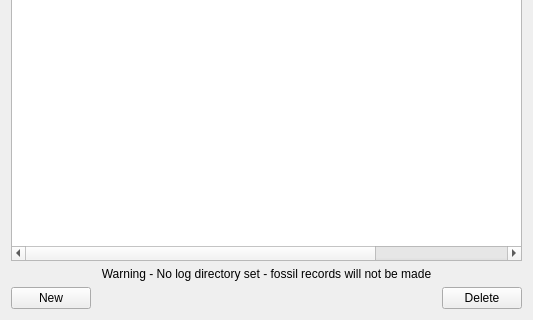
The window that fossrecwidget.ui (marksutton/EvoSim) describes before a commit, drawn with Qt 5; both pictures show x 0 to 533 and y 211 to 531 of the 533 by 531 pixel window.
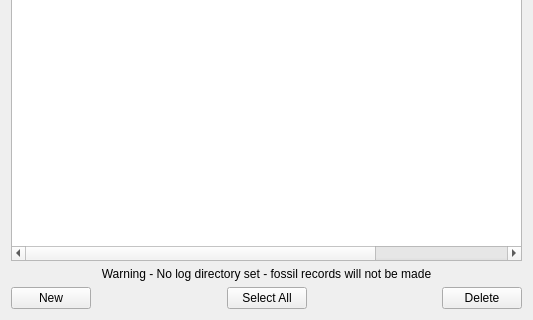
The same window after the commit.

Commit message: - Updated load/save - now includes window state, fossil record, some other random stuff relating to reporting that was missing - Fossil Record system now has randon/grid placement commands, plus commands to set sparsity and activeness in bulk. Select all button added too. - Main menus rejigged a little - more logical now I hope

What changed in the file:
```diff
--- a/fossrecwidget.ui
+++ b/fossrecwidget.ui
@@ -85,6 +85,26 @@
        </property>
       </spacer>
      </item>
+     <item>
+      <widget class="QPushButton" name="SelectAllButton">
+       <property name="text">
+        <string>Select All</string>
+       </property>
+      </widget>
+     </item>
+     <item>
+      <spacer name="horizontalSpacer_2">
+       <property name="orientation">
+        <enum>Qt::Horizontal</enum>
+       </property>
+       <property name="sizeHint" stdset="0">
+        <size>
+         <width>40</width>
+         <height>20</height>
+        </size>
+       </property>
+      </spacer>
+     </item>
      <item>
       <widget class="QPushButton" name="DeleteButton">
        <property name="text">
```
The commit also changes 7 other files.
